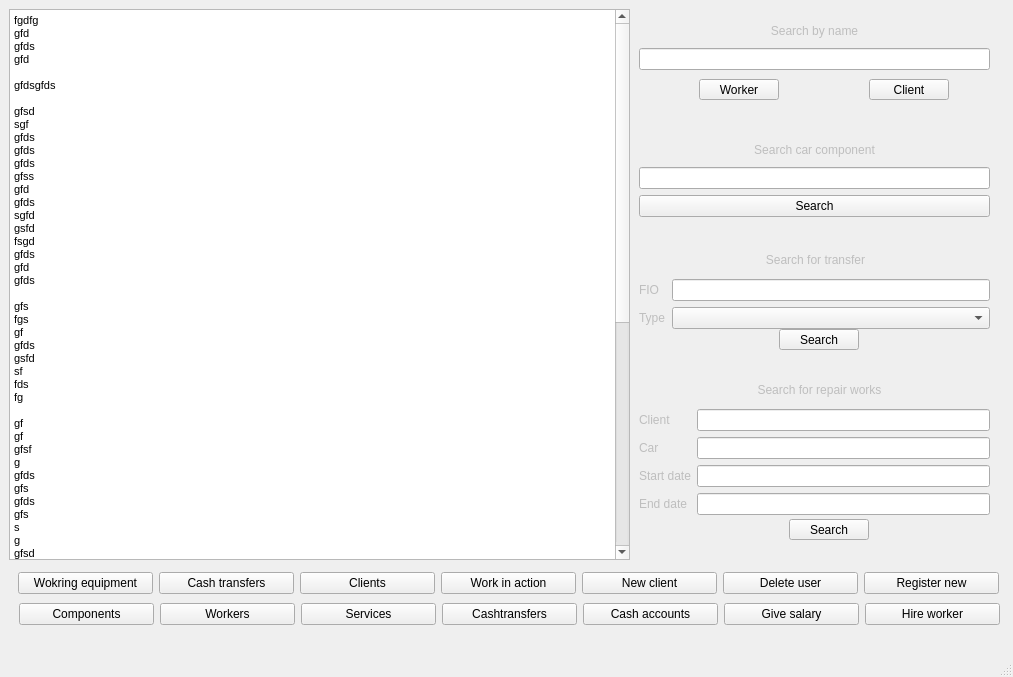
This is CarServiceApp/mainwindow.ui in Ignat36/DB2022 as Qt 5 draws it before an edit. The edited form follows.
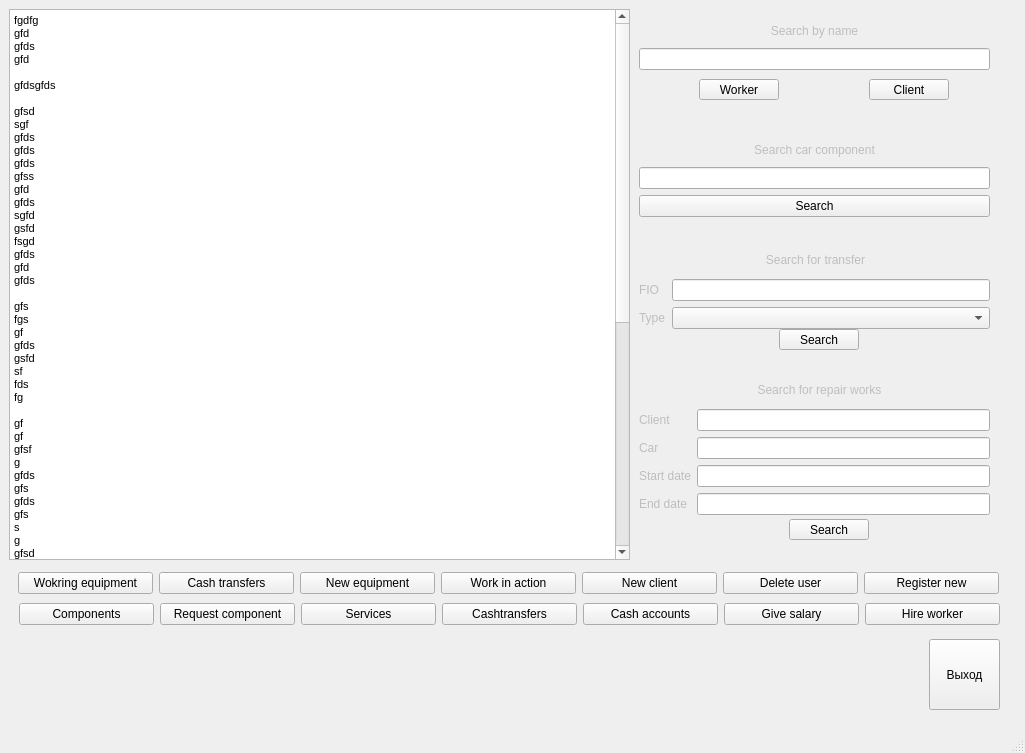
This is the edited form. The open tabs and pages were chosen to show the change.

What changed in the file:
```diff
--- a/CarServiceApp/mainwindow.ui
+++ b/CarServiceApp/mainwindow.ui
@@ -6,8 +6,8 @@
    <rect>
     <x>0</x>
     <y>0</y>
-    <width>1013</width>
-    <height>677</height>
+    <width>1025</width>
+    <height>753</height>
    </rect>
   </property>
   <property name="windowTitle">
@@ -20,7 +20,7 @@
       <x>9</x>
       <y>9</y>
       <width>1001</width>
-      <height>641</height>
+      <height>701</height>
      </rect>
     </property>
     <property name="currentIndex">
@@ -241,7 +241,7 @@
        <item>
         <widget class="QPushButton" name="Clients_button">
          <property name="text">
-          <string>Clients</string>
+          <string>New equipment</string>
          </property>
         </widget>
        </item>
@@ -560,7 +560,7 @@
        <item>
         <widget class="QPushButton" name="workers_button">
          <property name="text">
-          <string>Workers</string>
+          <string>Request component</string>
          </property>
         </widget>
        </item>
@@ -601,6 +601,19 @@
        </item>
       </layout>
      </widget>
+     <widget class="QPushButton" name="exit_pushButton">
+      <property name="geometry">
+       <rect>
+        <x>920</x>
+        <y>630</y>
+        <width>71</width>
+        <height>71</height>
+       </rect>
+      </property>
+      <property name="text">
+       <string>Выход</string>
+      </property>
+     </widget>
     </widget>
     <widget class="QWidget" name="page_register"/>
    </widget>
```
Left out of the diff: 12 changed lines with no effect on the pictures.
